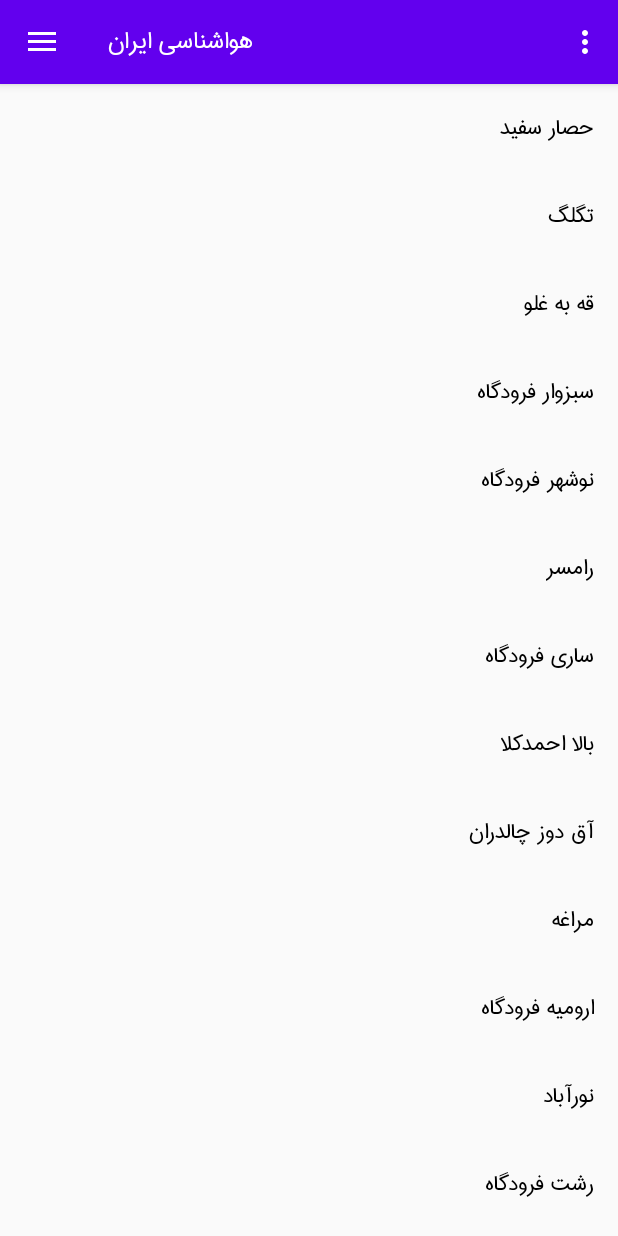
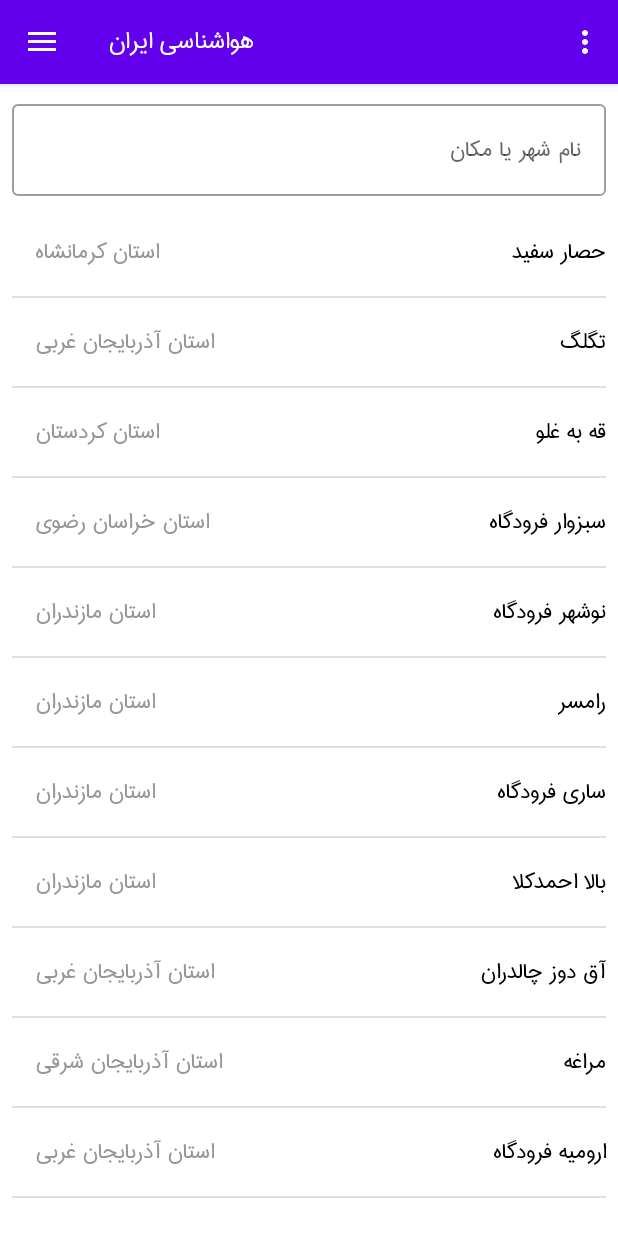
Before and after one commit to mash-reza/IranWeatherApp, an Android app: the screen it shows after launch (MainActivity), on a phone screen of 412 x 824 dp. Run offline under Robolectric (Android 15) with nearby library versions, the phone set to English and light mode, and no system bars; our stand-ins replace Dagger/Hilt's generated code, Room's generated code, RxJava, navigation-ui; libraries missing offline, so code that uses them is left out: hu.akarnokd.rxjava3; pictures from the network do not load; 1 statement that could not run was skipped.

Commit message:
back button toast message an choose list divider item decoration

```diff
--- a/app/build.gradle
+++ b/app/build.gradle
@@ -25,6 +25,7 @@ android {
         }
     }
     compileOptions {
+        coreLibraryDesugaringEnabled true
         sourceCompatibility JavaVersion.VERSION_1_8
         targetCompatibility JavaVersion.VERSION_1_8
     }
@@ -34,6 +35,7 @@ android {
 }
 
 dependencies {
+    coreLibraryDesugaring 'com.android.tools:desugar_jdk_libs:1.0.10'
     implementation fileTree(dir: "libs", include: ["*.jar"])
     implementation "org.jetbrains.kotlin:kotlin-stdlib:$kotlin_version"
     implementation 'androidx.core:core-ktx:1.3.1'
@@ -49,6 +51,7 @@ dependencies {
     testImplementation 'junit:junit:4.12'
     androidTestImplementation 'androidx.test.ext:junit:1.1.1'
     androidTestImplementation 'androidx.test.espresso:espresso-core:3.2.0'
+    implementation 'com.google.android.material:material:1.2.0'
 
     //Dagger
     implementation 'com.google.dagger:dagger:2.24'
--- a/app/src/main/java/com/festive/iranweatherapp/repository/main/MainRepository.kt
+++ b/app/src/main/java/com/festive/iranweatherapp/repository/main/MainRepository.kt
@@ -34,7 +34,7 @@ class MainRepository @Inject constructor() {
             }
 
             override fun shouldFetch(data: Forecast?): Boolean {
-                return (data == null) || (data.iconId == -1) || (isForecastExpired(data))
+                return (data == null) || (data.cityId == -1) || (isForecastExpired(data))
             }
 
             override suspend fun loadFromDb(): LiveData<Forecast> {
@@ -47,7 +47,7 @@ class MainRepository @Inject constructor() {
     }
 
     private fun isForecastExpired(forecast: Forecast) =
-        ((Date().time / 1000) - forecast.date) > 3600
+        ((Date().time / 1000) - forecast.date) > 1800
 
 
     suspend fun getCities(): Resource<List<City>?> {
--- a/app/src/main/java/com/festive/iranweatherapp/repository/main/NetworkBoundResource.kt
+++ b/app/src/main/java/com/festive/iranweatherapp/repository/main/NetworkBoundResource.kt
@@ -47,10 +47,10 @@ abstract class NetworkBoundResource<ResultType, RequestType> {
         result.addSource(dbSource) {
             setValue(Resource.loading())
         }
-        result.addSource(apiResponse) {
+        result.addSource(apiResponse) {response->
             result.removeSource(apiResponse)
             result.removeSource(dbSource)
-            when (it) {
+            when (response) {
                 is ApiResponse.Empty -> {
                     result.addSource(dbSource) {
                         setValue(Resource.successful(it))
@@ -59,7 +59,7 @@ abstract class NetworkBoundResource<ResultType, RequestType> {
                 is ApiResponse.Error -> {
                     onFetchFailed()
                     result.addSource(dbSource) {
-                        setValue(Resource.error("shit"))
+                        setValue(Resource.error(response.error))
                     }
                 }
                 is ApiResponse.Success -> {
--- a/app/src/main/java/com/festive/iranweatherapp/repository/main/Resource.kt
+++ b/app/src/main/java/com/festive/iranweatherapp/repository/main/Resource.kt
@@ -1,23 +1,16 @@
 package com.festive.iranweatherapp.repository.main
 
-class Resource<T>(val status: AuthStatus, val data: T?, val message: String?) {
+sealed class Resource<T> {
 
-    enum class AuthStatus {
-        SUCCESSFUL, ERROR, LOADING
+    companion object {
+        fun <T> successful(data: T?): Resource<T?> = Success(data)
+
+        fun <T> error(error: Throwable): Resource<T?> = Error(error)
+
+        fun <T> loading(): Resource<T?> = Loading()
     }
 
-    companion object {
-        fun <T> successful(data: T?): Resource<T?> {
-            return Resource(AuthStatus.SUCCESSFUL, data, null)
-        }
-
-        fun <T> error(msg: String): Resource<T?> {
-            return Resource(AuthStatus.ERROR, null, msg)
-        }
-
-        fun <T> loading(): Resource<T?> {
-            return Resource(AuthStatus.LOADING, null, null)
-        }
-    }
-
+    data class Success<T>(val data: T) : Resource<T>()
+    data class Error<T>(val throwable: Throwable) : Resource<T>()
+    class Loading<T> : Resource<T>()
 }
--- a/app/src/main/java/com/festive/iranweatherapp/ui/main/choose/ChooseFragment.kt
+++ b/app/src/main/java/com/festive/iranweatherapp/ui/main/choose/ChooseFragment.kt
@@ -1,14 +1,18 @@
 package com.festive.iranweatherapp.ui.main.choose
 
 import android.os.Bundle
+import android.text.Editable
+import android.text.TextWatcher
 import android.view.LayoutInflater
 import android.view.View
 import android.view.ViewGroup
 import androidx.lifecycle.Observer
 import androidx.navigation.NavController
+import androidx.recyclerview.widget.DividerItemDecoration
 import androidx.recyclerview.widget.LinearLayoutManager
 import androidx.recyclerview.widget.RecyclerView
 import com.festive.iranweatherapp.R
+import com.festive.iranweatherapp.repository.main.Resource
 import com.festive.iranweatherapp.ui.main.MainState
 import com.festive.iranweatherapp.ui.main.MainViewModel
 import dagger.android.support.DaggerFragment
@@ -49,23 +53,54 @@ class ChooseFragment : DaggerFragment() {
         initRecyclerView()
         observeCities()
         observeMainState()
+        handleSearch()
     }
 
     private fun initRecyclerView() {
-        chooseFragmentRecyclerView.layoutManager =
-            LinearLayoutManager(requireContext(), RecyclerView.VERTICAL, false)
+        chooseFragmentRecyclerView.apply {
+            layoutManager = LinearLayoutManager(requireContext(), RecyclerView.VERTICAL, false)
+            addItemDecoration(DividerItemDecoration(requireContext(),RecyclerView.VERTICAL))
+        }
+    }
+
+    private fun handleSearch() {
+        chooseFragmentSearchEditText.addTextChangedListener(object : TextWatcher {
+            override fun afterTextChanged(s: Editable?) {
+
+            }
+
+            override fun beforeTextChanged(s: CharSequence?, start: Int, count: Int, after: Int) {
+
+            }
+
+            override fun onTextChanged(s: CharSequence?, start: Int, before: Int, count: Int) {
+                chooseViewModel.filterCities(s.toString())
+            }
+
+        })
     }
 
     private fun getCities() = chooseViewModel.getCities()
 
     private fun observeCities() {
-        chooseViewModel.observeCities().observe(viewLifecycleOwner, Observer {
-            it.data?.let { data ->
-                adapter =
-                    ChooseRecyclerViewAdapter(requireContext(), data, OnCityItemSelectListener {
-                        setCity(it)
-                    })
-                chooseFragmentRecyclerView.adapter = adapter
+        chooseViewModel.observeCities().observe(viewLifecycleOwner, Observer { resource ->
+            when (resource) {
+                is Resource.Success -> {
+                    adapter =
+                        ChooseRecyclerViewAdapter(
+                            requireContext(),
+                            resource.data!!,
+                            OnCityItemSelectListener {
+                                setCity(it)
+                            })
+                    chooseFragmentRecyclerView.adapter = adapter
+                }
+                is Resource.Error -> {
+
+                }
+                is Resource.Loading -> {
+
+                }
             }
         })
     }
@@ -81,18 +116,4 @@ class ChooseFragment : DaggerFragment() {
             }
         })
     }
-
-//    private fun getChosenCity() {
-//        mainViewModel
-//        chooseViewModel.getCity(id)
-//    }
-
-//    private fun observeChosenCity() {
-//        chooseViewModel.observeCity().observe(viewLifecycleOwner, Observer {
-//            it.data?.let { data ->
-//                textView2.text =
-//                    "id ${data.id} name ${data.name} state ${data.state} lat ${data.lat} lon ${data.lon}"
-//            }
-//        })
-//    }
 }
--- a/app/src/main/java/com/festive/iranweatherapp/ui/main/choose/ChooseRecyclerViewAdapter.kt
+++ b/app/src/main/java/com/festive/iranweatherapp/ui/main/choose/ChooseRecyclerViewAdapter.kt
@@ -18,6 +18,7 @@ class ChooseRecyclerViewAdapter(val context: Context,private val cities: List<Ci
 
     override fun onBindViewHolder(holder: ChooseViewHolder, position: Int) {
         holder.name.text = cities[position].name
+        holder.state.text = "استان "+cities[position].state
         holder.name.setOnClickListener {
             onCityItemSelectListener.onSelect(cities[position].id)
         }
--- a/app/src/main/java/com/festive/iranweatherapp/ui/main/choose/ChooseViewHolder.kt
+++ b/app/src/main/java/com/festive/iranweatherapp/ui/main/choose/ChooseViewHolder.kt
@@ -8,4 +8,5 @@ import kotlinx.android.synthetic.main.choose_list_item.view.*
 
 class ChooseViewHolder(view: View) : RecyclerView.ViewHolder(view) {
     val name:TextView = view.findViewById(R.id.chooseListItemNameTextView)
+    val state:TextView = view.findViewById(R.id.chooseListItemStateTextView)
 }
--- a/app/src/main/java/com/festive/iranweatherapp/ui/main/choose/ChooseViewModel.kt
+++ b/app/src/main/java/com/festive/iranweatherapp/ui/main/choose/ChooseViewModel.kt
@@ -1,45 +1,51 @@
 package com.festive.iranweatherapp.ui.main.choose
 
-import androidx.lifecycle.*
+import androidx.lifecycle.LiveData
+import androidx.lifecycle.MutableLiveData
+import androidx.lifecycle.ViewModel
 import com.festive.iranweatherapp.model.City
 import com.festive.iranweatherapp.repository.main.MainRepository
 import com.festive.iranweatherapp.repository.main.Resource
 import kotlinx.coroutines.CoroutineScope
 import kotlinx.coroutines.Dispatchers
+import kotlinx.coroutines.async
 import kotlinx.coroutines.launch
+import java.util.stream.Collectors
 import javax.inject.Inject
 
 class ChooseViewModel @Inject constructor(@Inject @JvmField var mainRepository: MainRepository) :
     ViewModel() {
 
     private val cities: MutableLiveData<Resource<List<City>?>> = MutableLiveData()
-//    private val city: MediatorLiveData<Resource<City?>> = MediatorLiveData()
+    private val filteredCities: MutableLiveData<Resource<List<City>?>> = MutableLiveData()
 
     fun getCities() {
         cities.postValue(Resource.loading())
         CoroutineScope(Dispatchers.Main).launch {
-            cities.postValue(mainRepository.getCities())
+            filteredCities.postValue(async {
+                cities.postValue(mainRepository.getCities())
+                return@async cities
+            }.await().value)
+        }
+    }
 
+    fun filterCities(query: String) {
+
+        if ((query.length > 1) && (cities.value is Resource.Success)) {
+            filteredCities.value = Resource.successful(
+                (
+                        cities.value as Resource.Success).data?.stream()?.filter { city ->
+                    return@filter city.name.startsWith(query)
+                }?.collect(Collectors.toList())
+            )
+        } else if (query.isEmpty()) {
+            filteredCities.value = cities.value
         }
     }
 
     fun observeCities(): LiveData<Resource<List<City>?>> {
-        return cities
+        return filteredCities
     }
 
-//    fun getCity(id: Int): City {
-//        city.value = Resource.loading()
-//        CoroutineScope(Dispatchers.Main).launch{
-//            val source = mainRepository.getCity(id)
-//            city.addSource(source, Observer {
-//                city.postValue(it)
-//                city.removeSource(source)
-//            })
-//        }
-//        return cities.value!!.data!![id]
-//    }
 
-//    fun observeCity(): LiveData<Resource<City?>> {
-//        return city
-//    }
 }
--- a/app/src/main/res/layout/choose_fragment.xml
+++ b/app/src/main/res/layout/choose_fragment.xml
@@ -7,11 +7,40 @@
     tools:context=".ui.main.choose.ChooseFragment">
 
     <androidx.recyclerview.widget.RecyclerView
+        android:id="@+id/chooseFragmentRecyclerView"
         android:layout_width="0dp"
         android:layout_height="0dp"
+        android:layout_marginStart="8dp"
+        android:layout_marginEnd="8dp"
+        android:layout_marginBottom="8dp"
         app:layout_constraintBottom_toBottomOf="parent"
         app:layout_constraintEnd_toEndOf="parent"
+        app:layout_constraintHorizontal_bias="0.5"
+        app:layout_constraintStart_toStartOf="parent"
+        app:layout_constraintTop_toBottomOf="@+id/editTextTextPersonName" />
+
+    <com.google.android.material.textfield.TextInputLayout
+        android:id="@+id/editTextTextPersonName"
+        android:layout_width="0dp"
+        android:layout_height="wrap_content"
+        android:layout_marginStart="8dp"
+        android:layout_marginTop="8dp"
+        android:layout_marginEnd="8dp"
+        android:layout_marginBottom="8dp"
+        app:layout_constraintBottom_toTopOf="@+id/chooseFragmentRecyclerView"
+        app:layout_constraintEnd_toEndOf="parent"
+        app:layout_constraintHorizontal_bias="0.5"
         app:layout_constraintStart_toStartOf="parent"
         app:layout_constraintTop_toTopOf="parent"
-        android:id="@+id/chooseFragmentRecyclerView"/>
+        style="@style/Widget.MaterialComponents.TextInputLayout.OutlinedBox">
+
+        <com.google.android.material.textfield.TextInputEditText
+            android:id="@+id/chooseFragmentSearchEditText"
+            android:layout_width="match_parent"
+            android:layout_height="wrap_content"
+            android:ems="10"
+            android:hint="نام شهر یا مکان"
+            android:inputType="textPersonName" />
+    </com.google.android.material.textfield.TextInputLayout>
+
 </androidx.constraintlayout.widget.ConstraintLayout>
--- a/app/src/main/res/layout/choose_list_item.xml
+++ b/app/src/main/res/layout/choose_list_item.xml
@@ -10,10 +10,20 @@
         android:layout_width="wrap_content"
         android:layout_height="wrap_content"
         android:layout_marginTop="16dp"
-        android:layout_marginEnd="16dp"
         android:layout_marginBottom="16dp"
-        android:text="TextView"
         app:layout_constraintBottom_toBottomOf="parent"
         app:layout_constraintRight_toRightOf="parent"
         app:layout_constraintTop_toTopOf="parent" />
+
+    <TextView
+        android:id="@+id/chooseListItemStateTextView"
+        android:layout_width="wrap_content"
+        android:layout_height="wrap_content"
+        android:layout_marginLeft="16dp"
+        android:layout_marginTop="16dp"
+        android:layout_marginBottom="16dp"
+        android:textColor="#979797"
+        app:layout_constraintBottom_toBottomOf="parent"
+        app:layout_constraintLeft_toLeftOf="parent"
+        app:layout_constraintTop_toTopOf="parent" />
 </androidx.constraintlayout.widget.ConstraintLayout>
--- a/app/src/main/res/values/styles.xml
+++ b/app/src/main/res/values/styles.xml
@@ -1,6 +1,6 @@
 <resources>
     <!-- Base application theme. -->
-    <style name="AppTheme" parent="Theme.AppCompat.Light.DarkActionBar">
+    <style name="AppTheme" parent="Theme.MaterialComponents.Light.DarkActionBar">
         <!-- Customize your theme here. -->
         <item name="colorPrimary">@color/colorPrimary</item>
         <item name="colorPrimaryDark">@color/colorPrimaryDark</item>
```
Also changed, not shown: app/src/main/java/com/festive/iranweatherapp/ui/main/MainActivity.kt (+23 -4 lines), app/src/main/java/com/festive/iranweatherapp/ui/main/home/HomeFragment.kt (+23 -17 lines), app/src/main/res/layout/fragment_home.xml (+4 -3 lines), app/src/main/assets/weather.db.
